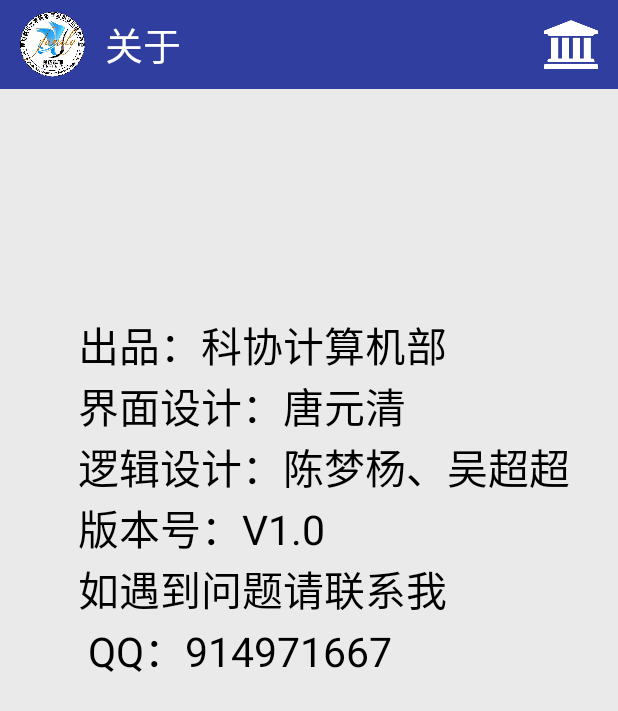
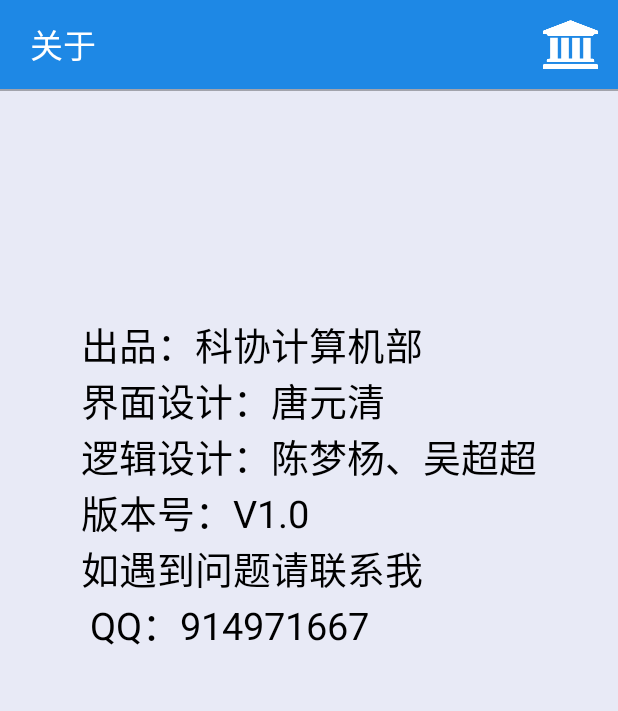
Before and after one commit to TangYuanqing/KEXIEAPP, an Android app: the Home screen opened directly, with no data from a screen before it, on a phone screen of 412 x 824 dp. Shown: the top 711 px of the screen. Run offline under Robolectric (Android 15) with nearby library versions, the phone set to English and light mode, and no system bars.

Commit message:
Version 1.0`

```diff
--- a/app/src/main/res/layout/about_info.xml
+++ b/app/src/main/res/layout/about_info.xml
@@ -2,7 +2,7 @@
 <LinearLayout xmlns:android="http://schemas.android.com/apk/res/android"
     android:orientation="vertical" android:layout_width="match_parent"
     android:layout_height="match_parent"
-    android:background="#EAEAEA">
+    android:background="#E8EAF6">
 
     <LinearLayout
         android:layout_width="match_parent"
@@ -11,23 +11,26 @@
         <LinearLayout
             android:layout_width="match_parent"
             android:layout_height="59dp"
-            android:background="#303F9F"
+            android:background="#1E88E5"
             android:orientation="horizontal">
+
             <ImageView
-                android:layout_width="50dp"
-                android:layout_height="50dp"
+                android:layout_width="0dp"
+                android:layout_height="0dp"
                 android:layout_marginStart="10dp"
                 android:background="@mipmap/sastlogo"
                 android:layout_gravity="start|center" />
+
             <TextView
                 android:layout_width="0dp"
                 android:layout_height="wrap_content"
                 android:layout_marginStart="10dp"
                 android:layout_weight="8"
                 android:layout_gravity="center"
-                android:textSize="25sp"
+                android:textSize="22sp"
                 android:text="@string/info"
                 android:textColor="#ffffff" />
+
             <Button
                 android:id="@+id/home"
                 android:layout_width="40dp"
@@ -36,14 +39,18 @@
                 android:background="@drawable/home"
                 android:layout_weight="0.05" />
         </LinearLayout>
+        <View
+            android:layout_width="match_parent"
+            android:layout_height="1.2dp"
+            android:background="@drawable/shadow"/>
+
         <TextView
             android:layout_width="wrap_content"
             android:layout_height="wrap_content"
             android:layout_gravity="center_horizontal"
             android:layout_marginTop="150dp"
-            android:layout_marginLeft="10dp"
             android:text="@string/CHUPIN"
             android:textColor="@android:color/black"
-            android:textSize="27sp"/>
+            android:textSize="25sp"/>
     </LinearLayout>
 </LinearLayout>
```
Also changed, not shown: app/src/main/res/layout/activity_main.xml (+7 -6 lines), app/src/main/res/layout/login_status.xml (+13 -8 lines), libzxing/src/main/res/layout/activity_capture.xml (+7 -5 lines), libzxing/src/main/res/layout/splashscreen.xml (+5 -5 lines), libzxing/src/main/res/drawable-xhdpi/bkg.png (deleted).
